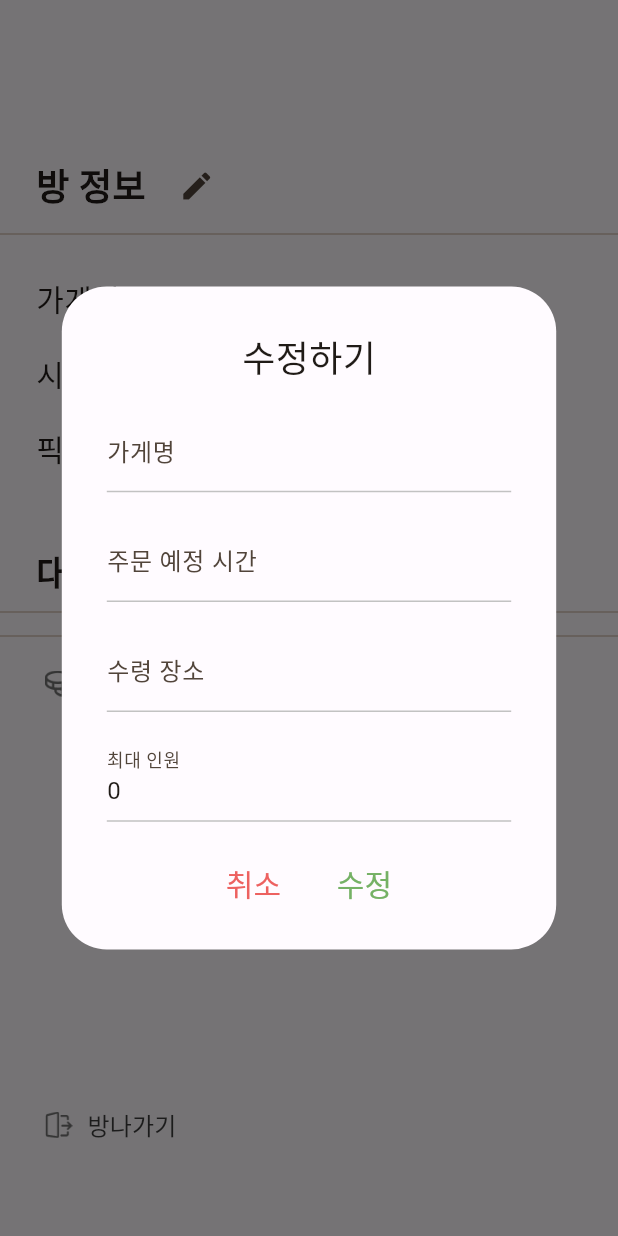
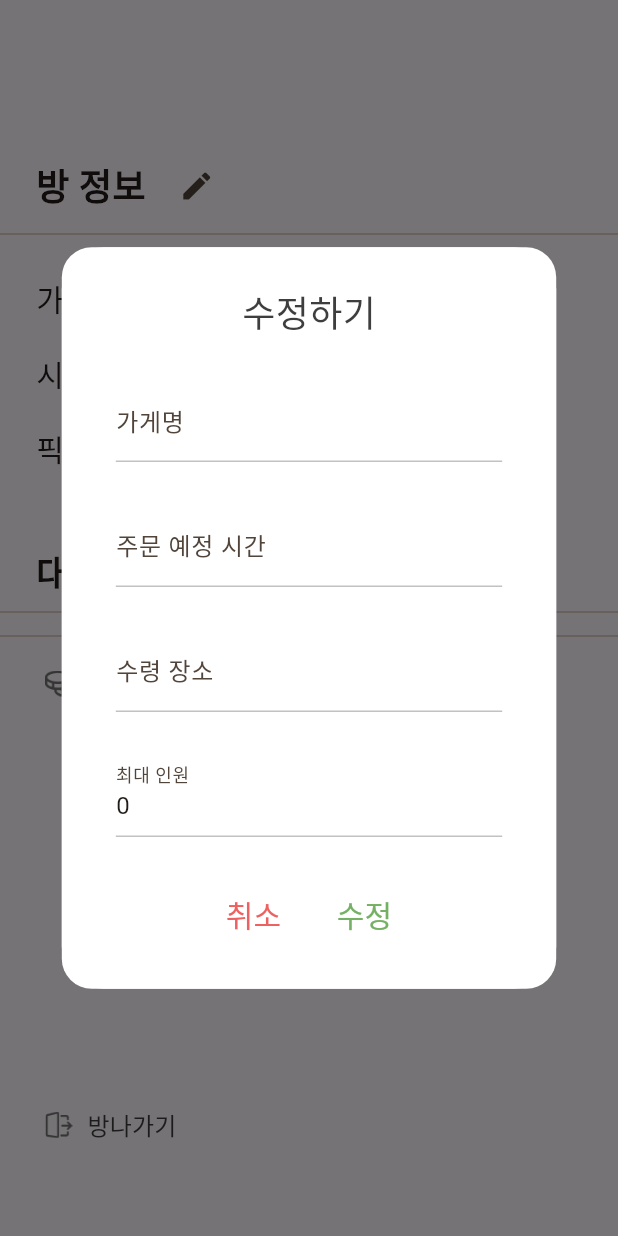
Before and after one commit to Han-Bab/HanBab, a Flutter app: the EndDrawer widget shown alone on an empty page, opened directly with empty values, after a tap on the "create" icon, on a phone screen of 412 x 824 dp. Run offline on Flutter 3.47's test engine with Material 2 defaults, Android fonts, the phone set to English and light mode, and no system bars; our stand-ins replace cloud_firestore, firebase_auth, firebase_core, firebase_storage, flutter_multi_formatter, fluttertoast and 2 more; missing offline and left inert: encrypt; accounts and stored records are empty; network calls fail.

Commit message:
[feat] 방정보 수정하기 기능 추가

```diff
--- a/lib/widget/endDrawer.dart
+++ b/lib/widget/endDrawer.dart
@@ -1,8 +1,8 @@
+import 'package:firebase_auth/firebase_auth.dart';
 import 'package:flutter/material.dart';
 import '../database/databaseService.dart';
 import '../view/app.dart';
 import '../view/page2/home.dart';
-
 
 class EndDrawer extends StatelessWidget {
   const EndDrawer(
@@ -13,7 +13,8 @@ class EndDrawer extends StatelessWidget {
       required this.groupPlace,
       required this.admin,
       required this.groupAll,
-        required this.members, required this.userName})
+      required this.members,
+      required this.userName})
       : super(key: key);
 
   final String groupId;
@@ -35,6 +36,7 @@ class EndDrawer extends StatelessWidget {
 
   @override
   Widget build(BuildContext context) {
+    final uid = FirebaseAuth.instance.currentUser!.uid;
     return Padding(
       padding: const EdgeInsets.only(top: 100.0, bottom: 50),
       child: Column(
@@ -59,9 +61,9 @@ class EndDrawer extends StatelessWidget {
                       IconButton(
                         padding: EdgeInsets.zero, // 패딩 설정
                         constraints: const BoxConstraints(),
-                        onPressed: () {
+                        onPressed: admin.contains(uid) ? () {
                           modifyInfo(context);
-                        },
+                        } : null,
                         icon: const Icon(Icons.create),
                       ),
                     ],
@@ -79,8 +81,7 @@ class EndDrawer extends StatelessWidget {
                             "가게명: ",
                             style: TextStyle(fontSize: 20),
                           ),
-                          Text(groupName,
-                              style: const TextStyle(fontSize: 20)),
+                          Text(groupName, style: const TextStyle(fontSize: 20)),
                         ],
                       ),
                       const SizedBox(
@@ -89,8 +90,7 @@ class EndDrawer extends StatelessWidget {
                       Row(
                         children: [
                           const Text("시간: ", style: TextStyle(fontSize: 20)),
-                          Text(groupTime,
-                              style: const TextStyle(fontSize: 20)),
+                          Text(groupTime, style: const TextStyle(fontSize: 20)),
                         ],
                       ),
                       const SizedBox(
@@ -170,8 +170,8 @@ class EndDrawer extends StatelessWidget {
                           IconButton(
                             onPressed: () async {
                               DatabaseService()
-                                  .toggleGroupJoin(groupId,
-                                      getName(userName), groupName)
+                                  .toggleGroupJoin(
+                                      groupId, getName(userName), groupName)
                                   .whenComplete(() {
                                 Map<String, dynamic> chatMessageMap = {
                                   "message": "$userName 님이 퇴장하셨습니다",
@@ -180,10 +180,13 @@ class EndDrawer extends StatelessWidget {
                                   "isEnter": 1
                                 };
 
-                                DatabaseService().sendMessage(groupId, chatMessageMap);
+                                DatabaseService()
+                                    .sendMessage(groupId, chatMessageMap);
 
                                 Navigator.pushReplacement(
-                                    context, MaterialPageRoute(builder: (context) => const App()));
+                                    context,
+                                    MaterialPageRoute(
+                                        builder: (context) => const App()));
                               });
                             },
                             icon: const Icon(
@@ -248,14 +251,10 @@ class EndDrawer extends StatelessWidget {
                             color: Theme.of(context).primaryColor),
                         child: const Padding(
                           padding: EdgeInsets.only(
-                        top: 5.0,
-                        bottom: 5.0,
-                        left: 7.0,
-                        right: 7.0),
+                              top: 5.0, bottom: 5.0, left: 7.0, right: 7.0),
                           child: Text(
                             "방장",
-                      style: TextStyle(
-                          fontSize: 13, color: Colors.white),
+                            style: TextStyle(fontSize: 13, color: Colors.white),
                           ),
                         ),
                       )
@@ -281,21 +280,19 @@ class EndDrawer extends StatelessWidget {
     showDialog(
       context: context,
       builder: (BuildContext context) {
-          return AlertDialog(
-            shape: const RoundedRectangleBorder(
-                borderRadius: BorderRadius.all(Radius.circular(30.0))),
-            contentPadding: const EdgeInsets.only(top: 30.0),
-            content: SizedBox(
+        return Dialog(
+          child: Container(
+            decoration: BoxDecoration(
+                color: Colors.white, borderRadius: BorderRadius.circular(20)),
             width: MediaQuery.of(context).size.width * 0.8,
-              height: MediaQuery.of(context).size.height * 0.5,
+            height: MediaQuery.of(context).size.height * 0.6,
             child: Padding(
-                padding:
-                    const EdgeInsets.only(left: 30.0, right: 30.0, bottom: 20),
+              padding: const EdgeInsets.symmetric(horizontal: 36, vertical: 26),
               child: Column(
                 children: [
                   const Text(
                     "수정하기",
-                      style: TextStyle(fontSize: 24),
+                    style: TextStyle(fontSize: 24, color: Color(0xff3E3E3E)),
                   ),
                   Expanded(
                     child: Column(
@@ -308,17 +305,15 @@ class EndDrawer extends StatelessWidget {
                         TextField(
                           controller: groupTimeController,
                           decoration:
-                                const InputDecoration(labelText: "주문 예정 시간"),
+                              const InputDecoration(labelText: "주문 예정 시간", hintText: "00:00"),
                         ),
                         TextField(
                           controller: groupPlaceController,
-                            decoration:
-                                const InputDecoration(labelText: "수령 장소"),
+                          decoration: const InputDecoration(labelText: "수령 장소"),
                         ),
                         TextField(
                           controller: groupPeopleController,
-                            decoration:
-                                const InputDecoration(labelText: "최대 인원"),
+                          decoration: const InputDecoration(labelText: "최대 인원"),
                         ),
                       ],
                     ),
@@ -339,7 +334,15 @@ class EndDrawer extends StatelessWidget {
                         width: 10,
                       ),
                       TextButton(
-                            onPressed: () {},
+                          onPressed: () {
+                            DatabaseService().modifyGroupInfo(
+                                groupId,
+                                groupNameController.text,
+                                groupTimeController.text,
+                                groupPlaceController.text,
+                                groupPeopleController.text);
+                            Navigator.pop(context);
+                          },
                           child: const Text(
                             "수정",
                             style: TextStyle(
@@ -352,7 +355,8 @@ class EndDrawer extends StatelessWidget {
             ),
           ),
         );
-        });
+      },
+    );
   }
 
   void calculateMoney(BuildContext context) {
```
Also changed, not shown: lib/database/databaseService.dart (+26 -15 lines), lib/view/page2/chat_page.dart (+9 -10 lines). Lines whose indentation alone changed are shown as unchanged.
